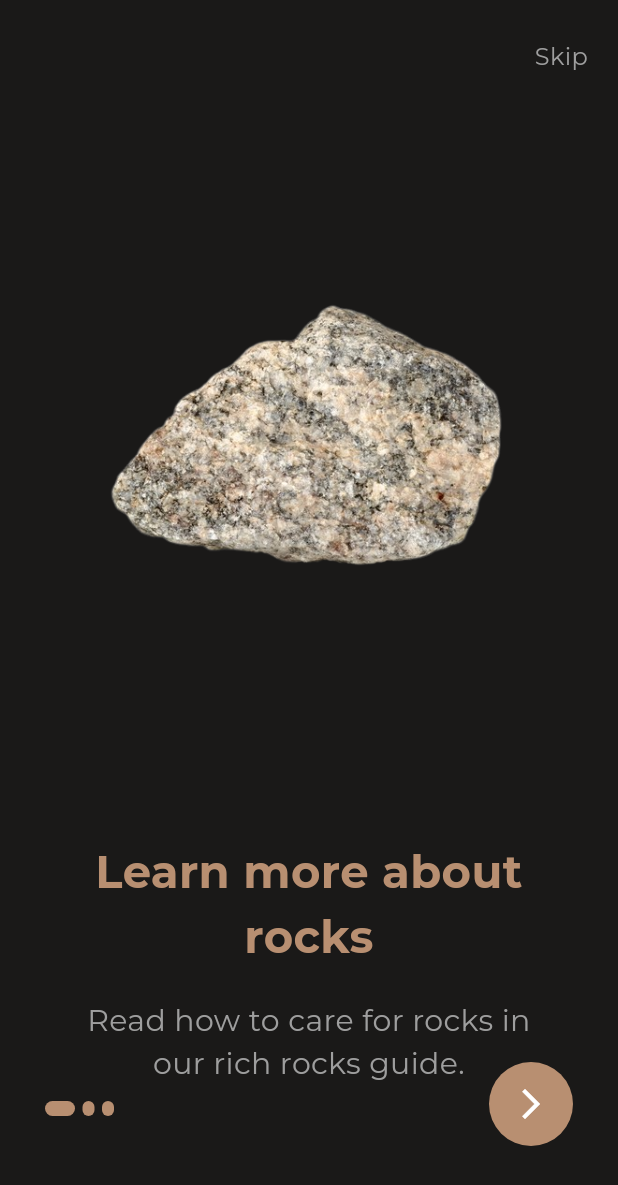
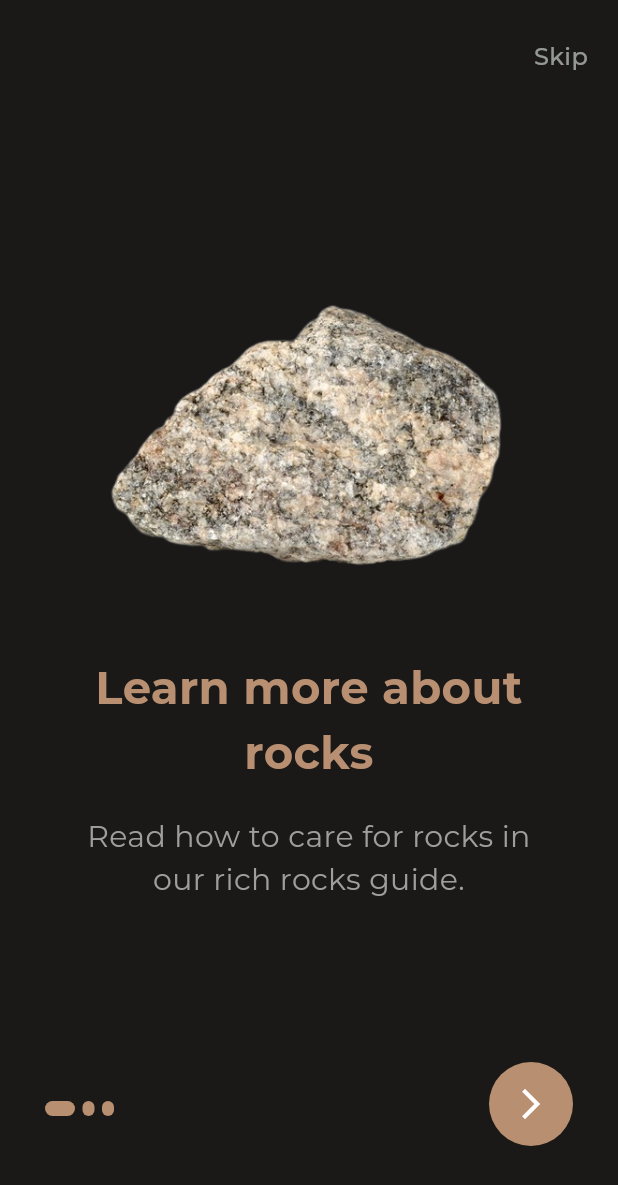
Before and after one commit to caiobraga/Rock_ID, a Flutter app: the screen it shows after launch, on a phone screen of 412 x 824 dp. Shown: the top 1185 px of the screen. Run offline on Flutter 3.47's test engine with Material 3 defaults, Android fonts, the phone set to English and light mode, and no system bars; our stand-ins replace animated_bottom_navigation_bar, flutter_dotenv, flutter_svg, google_fonts, image_picker, in_app_purchase and 5 more; accounts and stored records are empty.

Commit message:
onboarding screen adjusts

```diff
--- a/lib/ui/onboarding_screen.dart
+++ b/lib/ui/onboarding_screen.dart
@@ -32,9 +32,9 @@ class _OnboardingScreenState extends State<OnboardingScreen> {
               child: const Text(
                 'Skip',
                 style: TextStyle(
-                  color: Colors.grey,
+                  color: Constants.silver,
                   fontSize: 16.0,
-                  fontWeight: FontWeight.w400,
+                  fontWeight: FontWeight.w500,
                 ),
               ),
             ),
@@ -51,7 +51,7 @@ class _OnboardingScreenState extends State<OnboardingScreen> {
               });
             },
             controller: _pageController,
-            children: [
+            children: const [
               CreatePage(
                 image: 'assets/images/rocha-granito.png',
                 title: Constants.titleOne,
@@ -99,13 +99,13 @@ class _OnboardingScreenState extends State<OnboardingScreen> {
                       }
                     });
                   },
-                  icon: Icon(
+                  icon: const Icon(
                     Icons.arrow_forward_ios,
                     size: 24,
                     color: Constants.white,
                   )),
               padding: const EdgeInsets.all(4),
-              decoration: BoxDecoration(
+              decoration: const BoxDecoration(
                 shape: BoxShape.circle,
                 color: Constants.primaryColor,
               ),
@@ -167,16 +167,14 @@ class CreatePage extends StatelessWidget {
       child: Column(
         mainAxisAlignment: MainAxisAlignment.center,
         children: [
-          Expanded(
-            child: Image.asset(image),
-          ),
+          Image.asset(image),
           const SizedBox(
             height: 20,
           ),
           Text(
             title,
             textAlign: TextAlign.center,
-            style: TextStyle(
+            style: const TextStyle(
               color: Constants.primaryColor,
               fontSize: 30,
               fontWeight: FontWeight.bold,
```
